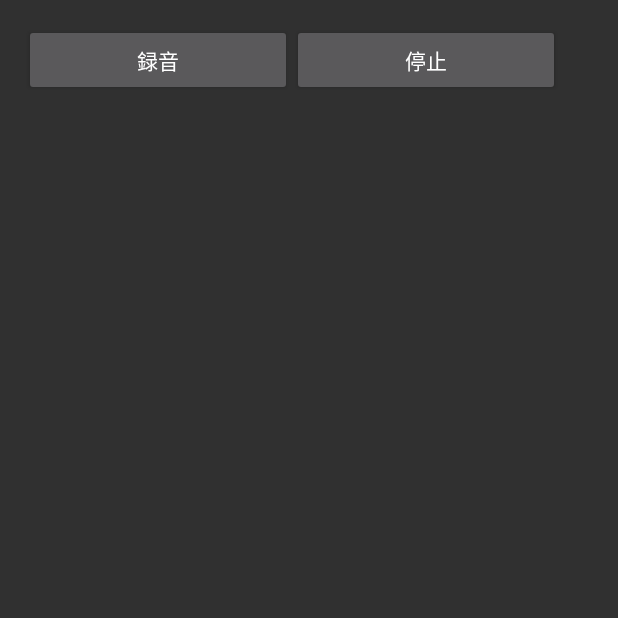
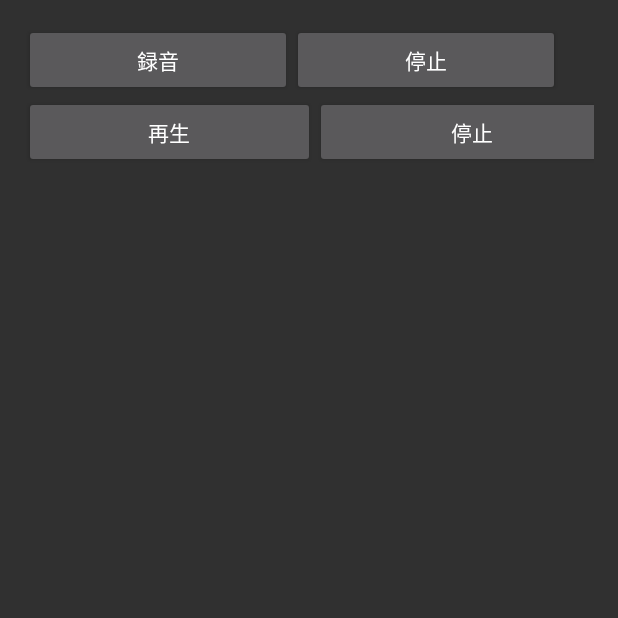
Before and after one commit to jDBTISK/spajam2016_hcs_sapporo, an Android app: the Recording screen opened directly, with no data from a screen before it, after a tap on "録音", on a phone screen of 412 x 824 dp, the top half of it. Run offline under Robolectric (Android 15) with nearby library versions, the phone set to English and light mode, and no system bars.

Commit message:
recoding(totyu)

```diff
--- a/app/src/main/java/com/example/jdb/bocciinterviewapp/Recording.java
+++ b/app/src/main/java/com/example/jdb/bocciinterviewapp/Recording.java
@@ -3,35 +3,59 @@ package com.example.jdb.bocciinterviewapp;
 import android.app.Activity;
 import android.content.Intent;
 import android.os.Bundle;
+import android.util.Log;
 import android.view.View;
 import android.widget.Button;
 
 public class Recording extends Activity implements View.OnClickListener{
+    int i = 0;
 
+    MediaManipulation mm = new MediaManipulation();
     @Override
     protected void onCreate(Bundle savedInstanceState) {
         super.onCreate(savedInstanceState);
         setContentView(R.layout.activity_recording);
-
         Button recordingStart = (Button)findViewById(R.id.recordingstart);
         Button recordingStop = (Button)findViewById(R.id.recordingstop);
+        Button saiseiStart = (Button)findViewById(R.id.button2);
+        Button saiseiStop = (Button)findViewById(R.id.button3);
 
         recordingStart.setOnClickListener(this);
         recordingStop.setOnClickListener(this);
+        saiseiStart.setOnClickListener(this);
+        saiseiStop.setOnClickListener(this);
+
     }
 
     public void onClick(View v){
-        MediaManipulation mm = new MediaManipulation();
+
         switch (v.getId()) {
             case R.id.recordingstart:
-//                mm.recordingStart();
+                mm.recordingStart(i);
+                i++;
+                Log.i("RECORDING","START"+i);
                 break;
             case R.id.recordingstop:
                 mm.recordingStop();
-                mm.close();
+                Log.i("RECORDING","STop"+i);
                 break;
+            case R.id.button2:
+                mm.playStart(i-1);
+                Log.i("PLAY","START"+i);
+                break;
+            case R.id.button3:
+                mm.playStop();
+                Log.i("PLAY","STop"+i);
+                break;
+
             default:
                 break;
         }
     }
+
+    @Override
+    protected void onDestroy() {
+        super.onDestroy();
+        mm.close();
+    }
 }
--- a/app/src/main/res/layout/activity_recording.xml
+++ b/app/src/main/res/layout/activity_recording.xml
@@ -8,7 +8,6 @@
     android:paddingRight="@dimen/activity_horizontal_margin"
     android:paddingTop="@dimen/activity_vertical_margin"
     tools:context="com.example.jdb.bocciinterviewapp.Recording">
-
     <LinearLayout
         android:orientation="vertical"
         android:layout_width="match_parent"
@@ -42,6 +41,29 @@
                 android:layout_gravity="right" />
 
         </LinearLayout>
+
+        <LinearLayout
+            android:orientation="horizontal"
+            android:layout_width="match_parent"
+            android:layout_height="wrap_content"
+            android:weightSum="1">
+
+            <Button
+                android:layout_width="wrap_content"
+                android:layout_height="wrap_content"
+                android:text="再生"
+                android:id="@+id/button2"
+                android:layout_gravity="left"
+                android:layout_weight="0.52" />
+
+            <Button
+                android:layout_width="wrap_content"
+                android:layout_height="wrap_content"
+                android:text="停止"
+                android:id="@+id/button3"
+                android:layout_gravity="right"
+                android:layout_weight="0.60" />
+
+        </LinearLayout>
     </LinearLayout>
-
 </RelativeLayout>
```
Also changed, not shown: app/src/main/java/com/example/jdb/bocciinterviewapp/db/Playlist.java (deleted, +0 -39 lines).
